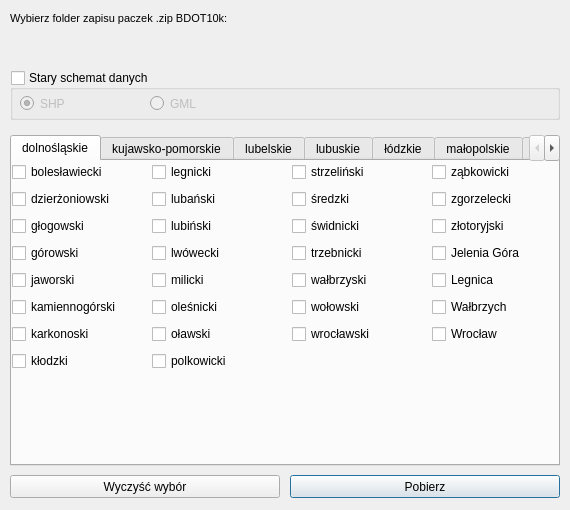
Above: bdot10k_dialog_base.ui from marylaGIS/bdot10k before the change. Below: the same form after it.
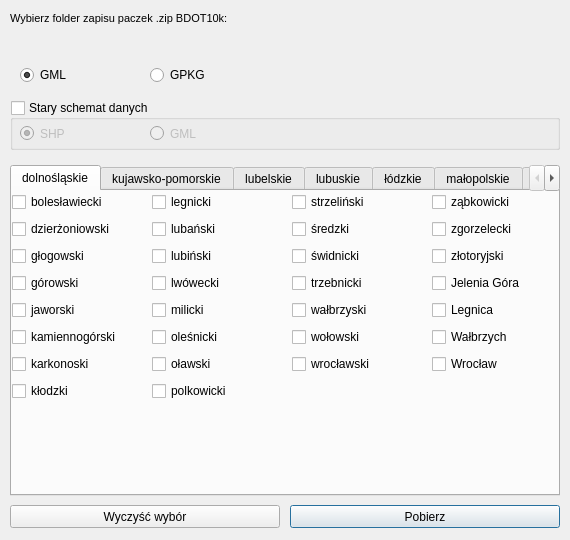
That is the form after the change. Custom widgets are drawn as their Qt base class.

Commit message: dialogs with GPKG rbtn

What changed in the file:
```diff
--- a/bdot10k_dialog_base.ui
+++ b/bdot10k_dialog_base.ui
@@ -7,19 +7,19 @@
     <x>0</x>
     <y>0</y>
     <width>570</width>
-    <height>510</height>
+    <height>540</height>
    </rect>
   </property>
   <property name="minimumSize">
    <size>
     <width>570</width>
-    <height>510</height>
+    <height>540</height>
    </size>
   </property>
   <property name="maximumSize">
    <size>
     <width>570</width>
-    <height>510</height>
+    <height>540</height>
    </size>
   </property>
   <property name="windowTitle">
@@ -50,7 +50,7 @@
    <property name="geometry">
     <rect>
      <x>10</x>
-     <y>135</y>
+     <y>165</y>
      <width>550</width>
      <height>331</height>
     </rect>
@@ -3571,7 +3571,7 @@
    <property name="geometry">
     <rect>
      <x>290</x>
-     <y>475</y>
+     <y>505</y>
      <width>270</width>
      <height>23</height>
     </rect>
@@ -3597,7 +3597,7 @@
    <property name="geometry">
     <rect>
      <x>10</x>
-     <y>475</y>
+     <y>505</y>
      <width>270</width>
      <height>23</height>
     </rect>
@@ -3610,7 +3610,7 @@
    <property name="geometry">
     <rect>
      <x>10</x>
-     <y>70</y>
+     <y>100</y>
      <width>550</width>
      <height>50</height>
     </rect>
@@ -3624,7 +3624,7 @@
    <property name="checked">
     <bool>false</bool>
    </property>
-   <widget class="QRadioButton" name="rbtnGML">
+   <widget class="QRadioButton" name="rbtnGMLold">
     <property name="geometry">
      <rect>
       <x>140</x>
@@ -3654,6 +3654,41 @@
     </property>
    </widget>
   </widget>
+  <widget class="QRadioButton" name="rbtnGML">
+   <property name="geometry">
+    <rect>
+     <x>20</x>
+     <y>65</y>
+     <width>110</width>
+     <height>20</height>
+    </rect>
+   </property>
+   <property name="text">
+    <string>GML</string>
+   </property>
+   <property name="checked">
+    <bool>true</bool>
+   </property>
+   <attribute name="buttonGroup">
+    <string notr="true">buttonGroup</string>
+   </attribute>
+  </widget>
+  <widget class="QRadioButton" name="rbtnGPKG">
+   <property name="geometry">
+    <rect>
+     <x>150</x>
+     <y>65</y>
+     <width>110</width>
+     <height>20</height>
+    </rect>
+   </property>
+   <property name="text">
+    <string>GPKG</string>
+   </property>
+   <attribute name="buttonGroup">
+    <string notr="true">buttonGroup</string>
+   </attribute>
+  </widget>
  </widget>
  <customwidgets>
   <customwidget>
```
Left out of the diff: 5 changed lines with no effect on the pictures. The commit also changes 1 other file.
